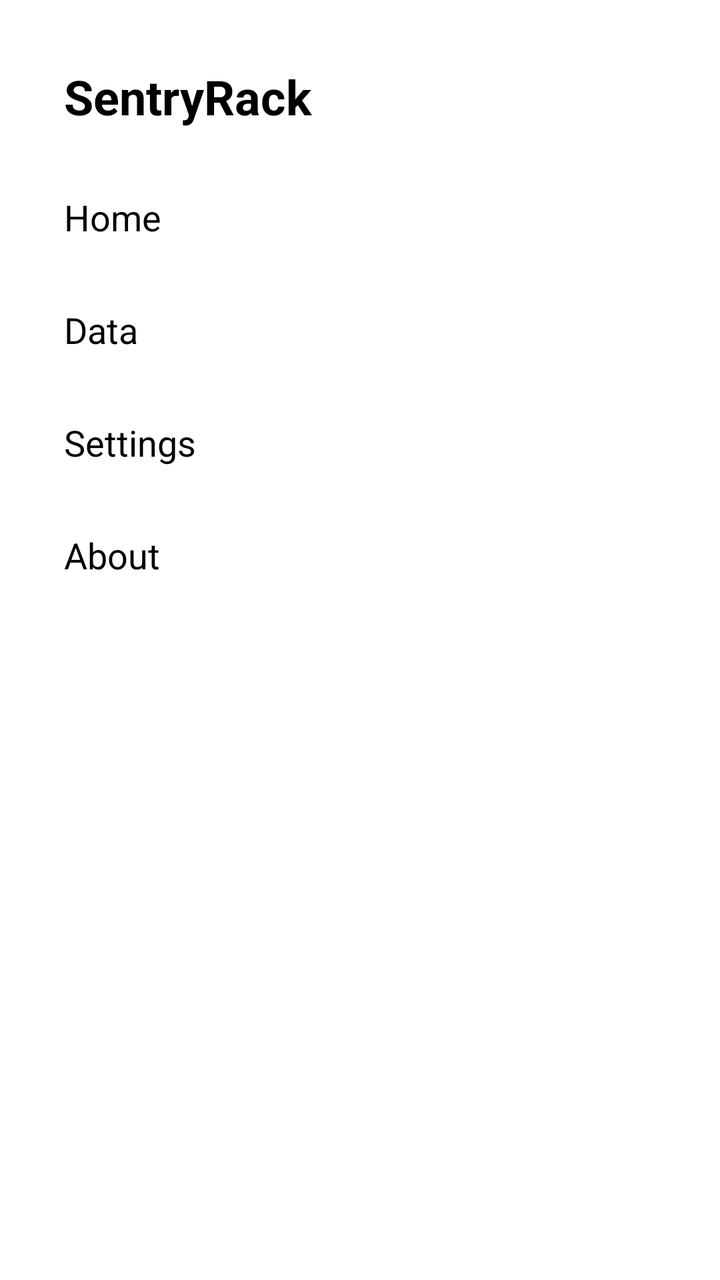
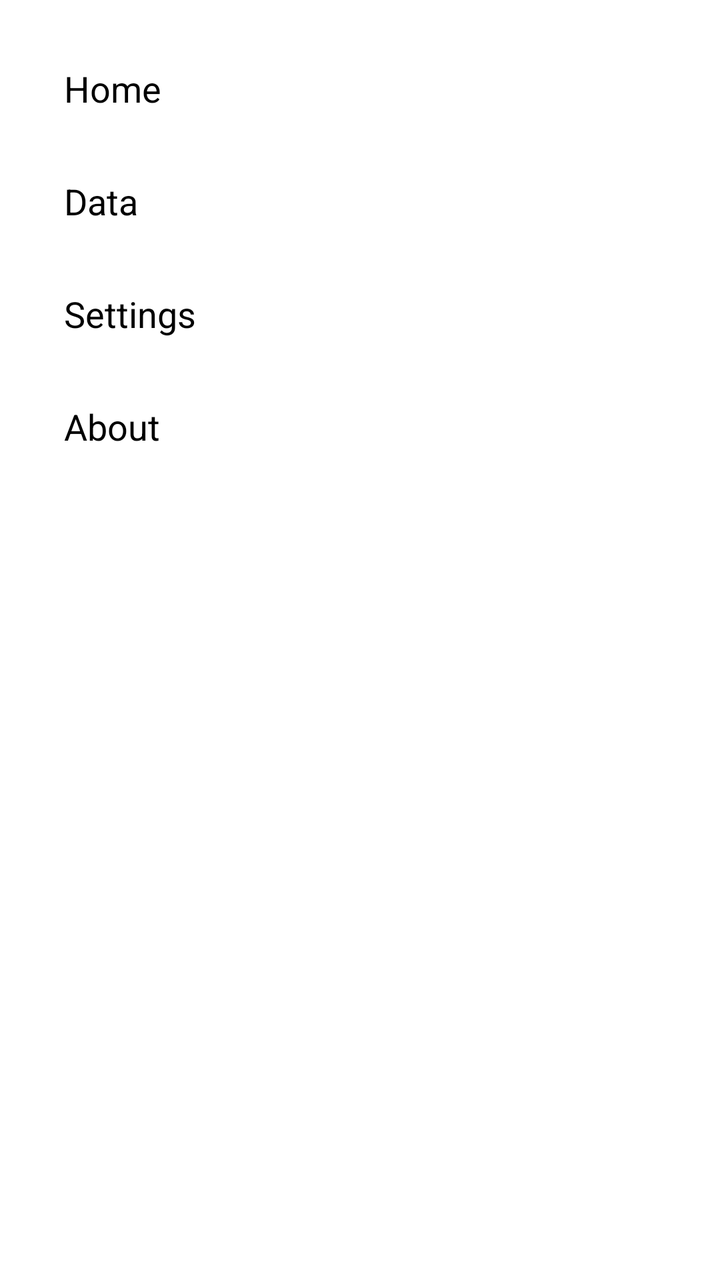

Screens rendered from an Android XML layout before and after an edit, with the pre-edit source and the edit as a unified diff.
<!-- AndroidManifest.xml: application theme Theme.SentryRack.Splash -->
<!-- res/layout/ar_navigation_drawer.xml -->
<?xml version="1.0" encoding="utf-8"?>
<LinearLayout
    xmlns:android="http://schemas.android.com/apk/res/android"
    android:layout_width="match_parent"
    android:layout_height="match_parent"
    android:orientation="vertical"
    android:padding="16dp">

    <TextView
        android:id="@+id/drawerTitle"
        android:layout_width="match_parent"
        android:layout_height="wrap_content"
        android:text="@string/app_name"
        android:textSize="24sp"
        android:textStyle="bold"
        android:padding="16dp" />

    <TextView
        android:id="@+id/drawerHome"
        android:layout_width="match_parent"
        android:layout_height="wrap_content"
        android:text="@string/home"
        android:textSize="18sp"
        android:padding="16dp" />

    <TextView
        android:id="@+id/drawerData"
        android:layout_width="match_parent"
        android:layout_height="wrap_content"
        android:text="@string/data"
        android:textSize="18sp"
        android:padding="16dp" />

    <TextView
        android:id="@+id/drawerSettings"
        android:layout_width="match_parent"
        android:layout_height="wrap_content"
        android:text="@string/settings"
        android:textSize="18sp"
        android:padding="16dp" />

    <TextView
        android:id="@+id/drawerAbout"
        android:layout_width="match_parent"
        android:layout_height="wrap_content"
        android:text="@string/about"
        android:textSize="18sp"
        android:padding="16dp" />

</LinearLayout>
<!-- resources referenced by this layout -->
<resources>
  <string name="about">About</string>
  <string name="app_name">SentryRack</string>
  <string name="data">Data</string>
  <string name="home">Home</string>
  <string name="settings">Settings</string>
  <style name="Theme.SentryRack.Splash" parent="Theme.SplashScreen">
          <item name="windowSplashScreenBackground">@color/splash_background</item>
          <item name="postSplashScreenTheme">@style/Theme.SentryRack</item>
          <item name="windowSplashScreenAnimatedIcon">@drawable/animated_logo</item>
      </style>
  <color name="splash_background">#FF4E8EEA</color>
  <style name="Theme.SentryRack" parent="Base.Theme.SentryRack" />
  <!-- drawable animated_logo (drawable) -->
  <?xml version="1.0" encoding="utf-8"?>
  <animated-vector xmlns:android="http://schemas.android.com/apk/res/android"
      android:drawable="@drawable/splash_icon">
      <target
          android:name="orbitGroup"
          android:animation="@animator/orbit_animator"/>
      <target
          android:name="pulseGroup"
          android:animation="@animator/pulse_animator"/>
      <target
          android:name="server1Group"
          android:animation="@animator/server1_pulse"/>
      <target
          android:name="server2Group"
          android:animation="@animator/server2_pulse"/>
      <target
          android:name="server3Group"
          android:animation="@animator/server3_pulse"/>
  </animated-vector>
  <style name="Base.Theme.SentryRack" parent="Theme.Material3.DayNight">
          
          <item name="colorPrimary">@color/colorPrimary</item>
          <item name="colorSecondary">@color/colorSecondary</item>
          <item name="colorTertiary">@color/colorTertiary</item>
      </style>
  <!-- drawable splash_icon: vector/xml drawable (drawable, 10617 chars, omitted) -->
  <color name="colorPrimary">#FF2454D6</color>
  <color name="colorSecondary">#FF8ED0F8</color>
  <color name="colorTertiary">#FFFFD873</color>
</resources>

<!-- the commit's change to res/layout/ar_navigation_drawer.xml (unified diff, before → after) -->
@@ -5,15 +5,6 @@
     android:layout_height="match_parent"
     android:orientation="vertical"
     android:padding="16dp">
-
-    <TextView
-        android:id="@+id/drawerTitle"
-        android:layout_width="match_parent"
-        android:layout_height="wrap_content"
-        android:text="@string/app_name"
-        android:textSize="24sp"
-        android:textStyle="bold"
-        android:padding="16dp" />
 
     <TextView
         android:id="@+id/drawerHome"
<!-- resource entries referenced after the edit -->
@@ -1,7 +1,6 @@
 <!-- resources referenced by this layout -->
 <resources>
   <string name="about">About</string>
-  <string name="app_name">SentryRack</string>
   <string name="data">Data</string>
   <string name="home">Home</string>
   <string name="settings">Settings</string>
